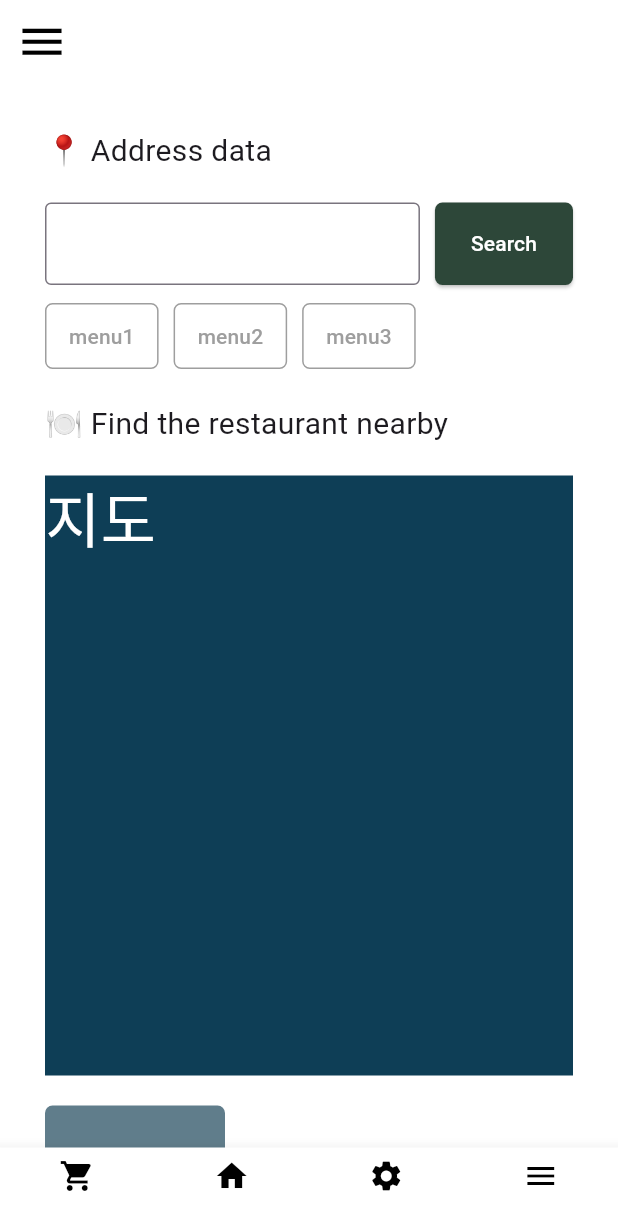
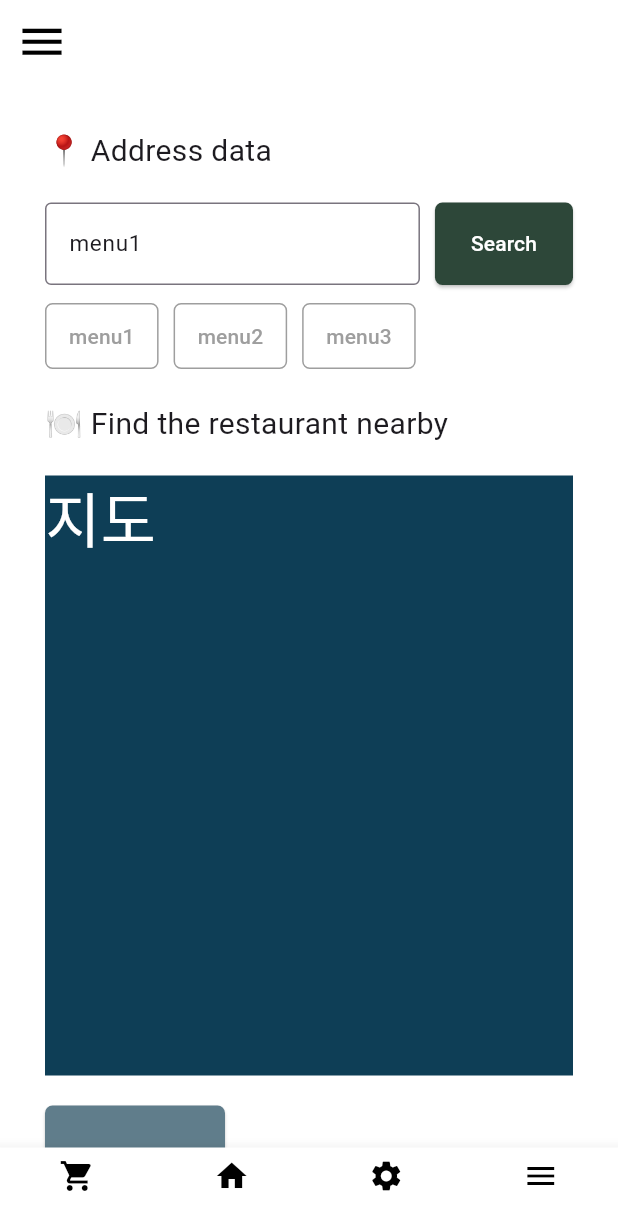
Before and after one commit to seoeunwon/mukki-app-master, a Flutter app: the MainPage screen opened directly, after a tap on "menu1", on a phone screen of 412 x 824 dp. Shown: the top 1230 px of the screen. Run offline on Flutter 3.47's test engine with Material 3 defaults, Android fonts, the phone set to English and light mode, and no system bars.

Commit message:
refactor MainPage to StatefulWidget and enhance restaurant layout with new buttons and navigation

```diff
--- a/lib/mainpage.dart
+++ b/lib/mainpage.dart
@@ -2,9 +2,15 @@ import 'package:flutter/material.dart';
 import 'package:mukki/setting.dart';
 import 'package:mukki/restaurant.dart';
 
-class MainPage extends StatelessWidget {
+class MainPage extends StatefulWidget {
   const MainPage({super.key});
 
+  @override
+  _MainPageState createState() => _MainPageState();
+}
+
+class _MainPageState extends State<MainPage> {
+  final TextEditingController _textController = TextEditingController();
   Widget buildRecommendButton(BuildContext context, String label) {
     return ElevatedButton(
       style: ElevatedButton.styleFrom(
@@ -29,8 +35,8 @@ class MainPage extends StatelessWidget {
     return SizedBox(
       width: 120,
       height: 90,
-      child: TextButton(
-        style: TextButton.styleFrom(
+      child: ElevatedButton(
+        style: ElevatedButton.styleFrom(
           backgroundColor: Colors.blueGrey,
           foregroundColor: Colors.white,
           shape: RoundedRectangleBorder(
@@ -109,6 +115,7 @@ class MainPage extends StatelessWidget {
               children: [
                 Expanded(
                   child: TextField(
+                    controller: _textController,
                     style: TextStyle(fontSize: 15),
                     decoration: InputDecoration(
                       border: OutlineInputBorder(),
@@ -134,7 +141,7 @@ class MainPage extends StatelessWidget {
                     minimumSize: Size(70, 55),
                   ),
                   onPressed: () {
-                    // 주소 검색 코드 추가
+                    print("검색: ${_textController.text}");
                   },
                   child: const Text('Search'),
                 ),
@@ -145,46 +152,47 @@ class MainPage extends StatelessWidget {
               children: [
                 OutlinedButton(
                   onPressed: () {
-                    // 버튼 클릭 시 실행할 코드
-                    print("OutlinedButton 클릭됨");
+                    setState(() {
+                      _textController.text = "menu1";
+                    });
                   },
                   style: OutlinedButton.styleFrom(
                     side: BorderSide(color: Colors.grey),
                     shape: RoundedRectangleBorder(
                       borderRadius: BorderRadius.circular(5),
                     ),
-                    padding: EdgeInsets.symmetric(
-                        horizontal: 16, vertical: 12), // 내부 여백
+                    padding: EdgeInsets.symmetric(horizontal: 16, vertical: 12),
                   ),
                   child: Text(
                     "menu1",
-                    style: TextStyle(color: Colors.grey), // 텍스트 색상 설정
+                    style: TextStyle(color: Colors.grey),
                   ),
                 ),
                 SizedBox(width: 10),
                 OutlinedButton(
                   onPressed: () {
-                    // 버튼 클릭 시 실행할 코드
-                    print("OutlinedButton 클릭됨");
+                    setState(() {
+                      _textController.text = "menu2";
+                    });
                   },
                   style: OutlinedButton.styleFrom(
                     side: BorderSide(color: Colors.grey),
                     shape: RoundedRectangleBorder(
                       borderRadius: BorderRadius.circular(5),
                     ),
-                    padding: EdgeInsets.symmetric(
-                        horizontal: 16, vertical: 12), // 내부 여백
+                    padding: EdgeInsets.symmetric(horizontal: 16, vertical: 12),
                   ),
                   child: Text(
                     "menu2",
-                    style: TextStyle(color: Colors.grey), // 텍스트 색상 설정
+                    style: TextStyle(color: Colors.grey),
                   ),
                 ),
                 SizedBox(width: 10),
                 OutlinedButton(
                   onPressed: () {
-                    // 버튼 클릭 시 실행할 코드
-                    print("OutlinedButton 클릭됨");
+                    setState(() {
+                      _textController.text = "menu3";
+                    });
                   },
                   style: OutlinedButton.styleFrom(
                     side: BorderSide(color: Colors.grey),
```
Also changed, not shown: lib/restaurant.dart (+185 -4 lines).
